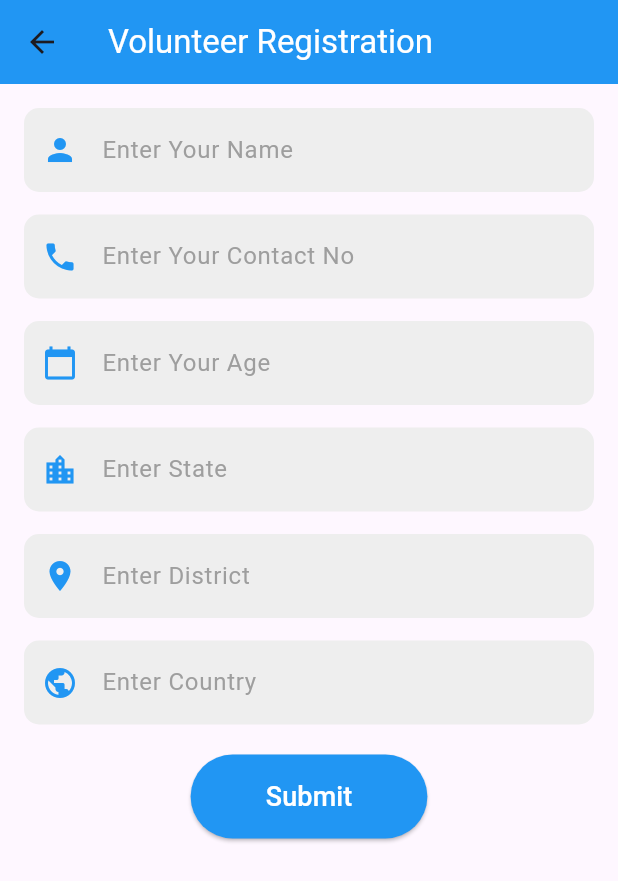
After one commit to Ilham-Syed/EmergeSense-User-App, a Flutter app: the VolunteerRegistrationPage screen opened directly, on a phone screen of 412 x 824 dp. The commit adds this screen. Shown: the top 881 px of the screen. Run offline on Flutter 3.47's test engine with Material 3 defaults, Android fonts, the phone set to English and light mode, and no system bars; our stand-ins replace image_picker, jwt_decoder, shared_preferences; missing offline and left inert: exif; accounts and stored records are empty; network calls fail.

Commit message:
Added volunteer registration and updated home page

```diff
--- a/lib/Screens/homepage/homepage nav screens/reported.disaster.page.dart
+++ b/lib/Screens/homepage/homepage nav screens/reported.disaster.page.dart
@@ -106,12 +106,12 @@ class _ReportedDisasterPageState extends State<ReportedDisasterPage> {
     switch (severity.toLowerCase()) {
       case 'severe disaster':
         return Colors.red;
-      case 'Moderate disaster':
+      case 'moderate disaster':
         return Colors.orange;
       case 'less severe disaster':
         return Colors.yellow[700]!;
       default:
-        return Colors.green;
+        return Colors.red;
     }
   }
 }
--- /dev/null
+++ b/lib/Screens/homepage/homepage nav screens/volunteer.register.page.dart
@@ -0,0 +1,182 @@
+import 'dart:convert';
+import 'package:emergesense/constant.dart';
+import 'package:http/http.dart' as http;
+import 'package:flutter/material.dart';
+
+class VolunteerRegistrationPage extends StatefulWidget {
+  const VolunteerRegistrationPage({super.key});
+
+  @override
+  State<VolunteerRegistrationPage> createState() =>
+      _VolunteerRegistrationPageState();
+}
+
+class _VolunteerRegistrationPageState extends State<VolunteerRegistrationPage> {
+  // Controllers for input fields
+  final TextEditingController _nameController = TextEditingController();
+  final TextEditingController _phoneController = TextEditingController();
+  final TextEditingController _ageController = TextEditingController();
+  final TextEditingController _stateController = TextEditingController();
+  final TextEditingController _districtController = TextEditingController();
+  final TextEditingController _countryController = TextEditingController();
+
+  // Submit function (for demonstration)
+  void _submitForm() async {
+    final name = _nameController.text;
+    final phoneNumber = _phoneController.text;
+    final age = _ageController.text;
+    final state = _stateController.text;
+    final district = _districtController.text;
+    final country = _countryController.text;
+
+    // Create the request body
+    final requestBody = {
+      'name': name,
+      'phoneNumber': phoneNumber,
+      'age': age,
+      'state': state,
+      'district': district,
+      'country': country,
+    };
+
+    // Send the POST request to the backend
+    try {
+      final response = await http.post(
+        Uri.parse('$baseUrl/volunteer'),
+        headers: {
+          'Content-Type': 'application/json',
+        },
+        body: jsonEncode(requestBody),
+      );
+
+      if (response.statusCode == 200) {
+        final responseData = jsonDecode(response.body);
+        if (responseData['success']) {
+          ScaffoldMessenger.of(context).showSnackBar(
+            const SnackBar(
+              content: Text('Volunteer registered successfully'),
+            ),
+          );
+
+          Future.delayed(const Duration(milliseconds: 1000), () {
+            Navigator.pop(context);
+          });
+        } else {
+          ScaffoldMessenger.of(context).showSnackBar(
+            SnackBar(
+              content: Text('Error: ${responseData['message']}'),
+            ),
+          );
+        }
+      } else {
+        ScaffoldMessenger.of(context).showSnackBar(
+          SnackBar(
+            content: Text('Error: ${response.statusCode}'),
+          ),
+        );
+      }
+    } catch (e) {
+      ScaffoldMessenger.of(context).showSnackBar(
+        SnackBar(
+          content: Text('Error: $e'),
+        ),
+      );
+    }
+  }
+
+  @override
+  Widget build(BuildContext context) {
+    return Scaffold(
+      appBar: AppBar(
+        backgroundColor: Colors.blue,
+        title: const Text(
+          'Volunteer Registration',
+          style: TextStyle(color: Colors.white),
+        ),
+      ),
+      body: Padding(
+        padding: const EdgeInsets.all(16.0),
+        child: SingleChildScrollView(
+          child: Column(
+            children: [
+              _buildTextField(
+                controller: _nameController,
+                hintText: 'Enter Your Name',
+                icon: Icons.person,
+              ),
+              const SizedBox(height: 15),
+              _buildTextField(
+                controller: _phoneController,
+                hintText: 'Enter Your Contact No',
+                icon: Icons.phone,
+                keyboardType: TextInputType.phone,
+              ),
+              const SizedBox(height: 15),
+              _buildTextField(
+                controller: _ageController,
+                hintText: 'Enter Your Age',
+                icon: Icons.calendar_today,
+                keyboardType: TextInputType.number,
+              ),
+              const SizedBox(height: 15),
+              _buildTextField(
+                controller: _stateController,
+                hintText: 'Enter State',
+                icon: Icons.location_city,
+              ),
+              const SizedBox(height: 15),
+              _buildTextField(
+                controller: _districtController,
+                hintText: 'Enter District',
+                icon: Icons.location_on,
+              ),
+              const SizedBox(height: 15),
+              _buildTextField(
+                controller: _countryController,
+                hintText: 'Enter Country',
+                icon: Icons.public,
+              ),
+              const SizedBox(height: 20),
+              ElevatedButton(
+                onPressed: _submitForm,
+                style: ElevatedButton.styleFrom(
+                  backgroundColor: Colors.blue,
+                  padding:
+                      const EdgeInsets.symmetric(horizontal: 50, vertical: 15),
+                ),
+                child: const Text(
+                  'Submit',
+                  style: TextStyle(color: Colors.white, fontSize: 18),
+                ),
+              ),
+            ],
+          ),
+        ),
+      ),
+    );
+  }
+
+  // Reusable Text Field Widget
+  Widget _buildTextField({
+    required TextEditingController controller,
+    required String hintText,
+    required IconData icon,
+    TextInputType keyboardType = TextInputType.text,
+  }) {
+    return TextField(
+      controller: controller,
+      keyboardType: keyboardType,
+      decoration: InputDecoration(
+        prefixIcon: Icon(icon, color: Colors.blue),
+        hintText: hintText,
+        hintStyle: const TextStyle(color: Colors.grey),
+        filled: true,
+        fillColor: Colors.grey[200],
+        border: OutlineInputBorder(
+          borderRadius: BorderRadius.circular(10),
+          borderSide: BorderSide.none,
+        ),
+      ),
+    );
+  }
+}
--- a/lib/constant.dart
+++ b/lib/constant.dart
@@ -5,4 +5,4 @@ const kPrimaryLightColor = Color(0xFFF1E6FF);
 
 const double defaultPadding = 16.0;
 
-const String baseUrl = 'http://172.20.10.2:3000';
+const String baseUrl = 'http://172.20.10.2:3000/user';
```
Also changed, not shown: lib/Screens/homepage/homepage.dart (+135 -67 lines).
